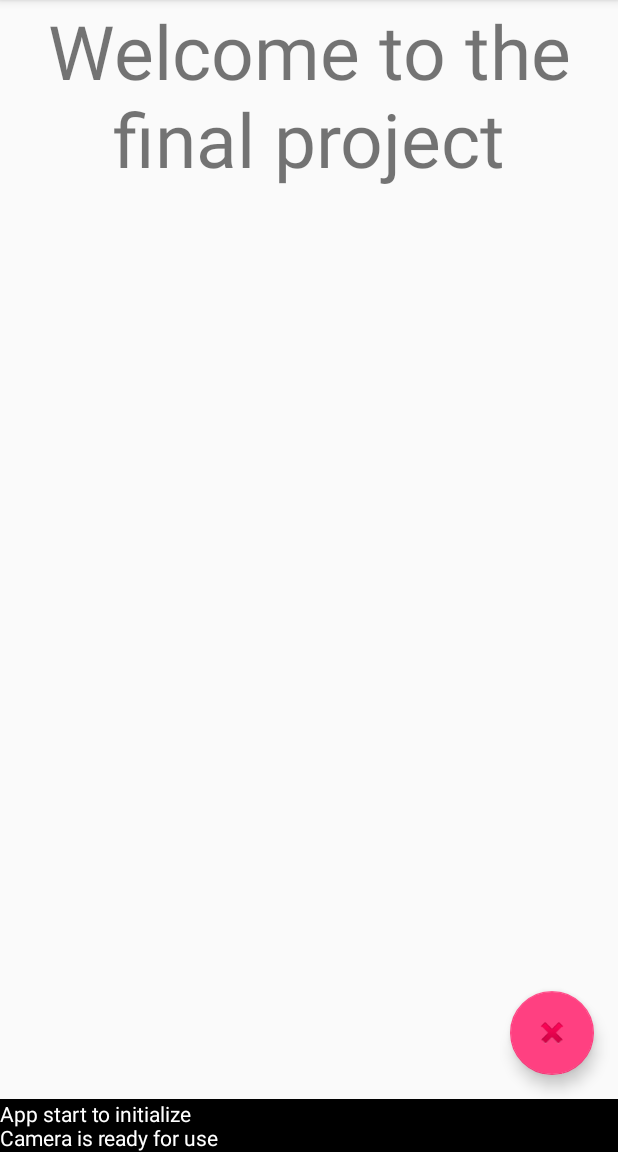
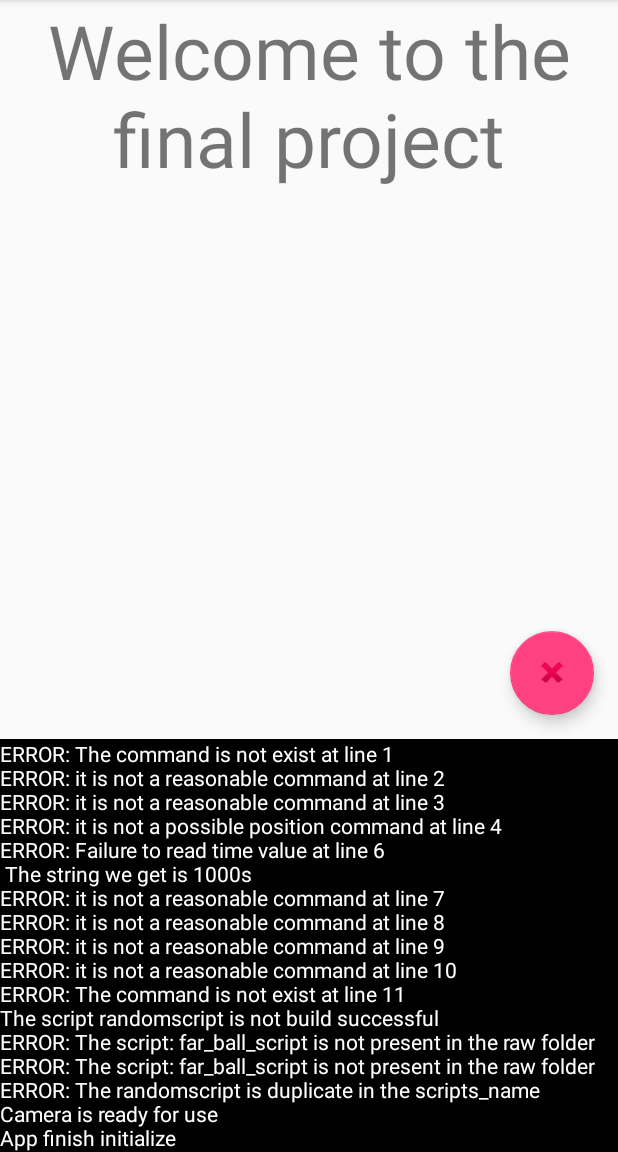
Before and after one commit to monkeycade/ME435_final_project, an Android app: the screen it shows after launch (MainActivity), on a phone screen of 412 x 824 dp, the part 84-1236 px from its top. Run offline under Robolectric (Android 15) with nearby library versions, the phone set to English and light mode, and no system bars.

Commit message:
Import the Script class we made before for Lab 5 and edit the initializer.

```diff
--- a/Android/Main app/app/src/main/java/edu/rose_hulman/jins/final_project_main/MainActivity.java
+++ b/Android/Main app/app/src/main/java/edu/rose_hulman/jins/final_project_main/MainActivity.java
@@ -29,7 +29,6 @@ public class MainActivity extends FSM_System {
         setSupportActionBar(toolbar);
 
         //Setup the reset button
-        system_print("App start to initialize");
         FloatingActionButton e_stop = findViewById(R.id.e_stop);
         e_stop.setOnClickListener(new View.OnClickListener() {
             @Override
@@ -48,6 +47,7 @@ public class MainActivity extends FSM_System {
             };
             ActivityCompat.requestPermissions(this, CAMERA_PERMISSONS, 0);
         }
+        system_print("App finish initialize");
     }
 
 
--- a/Android/Main app/app/src/main/java/edu/rose_hulman/jins/final_project_main/MainCommandBin.java
+++ b/Android/Main app/app/src/main/java/edu/rose_hulman/jins/final_project_main/MainCommandBin.java
@@ -1,21 +1,24 @@
 package edu.rose_hulman.jins.final_project_main;
 
 import android.os.Bundle;
+import android.os.Handler;
 import android.view.Menu;
 import android.view.MenuItem;
 import android.widget.TextView;
 import android.widget.ViewFlipper;
 
+import edu.rose_hulman.jins.script_runing.ScriptRunHandler;
 import edu.rose_hulman.me435Library.RobotActivity;
 
 public class MainCommandBin extends RobotActivity {
 
-    final static int NUMBER_OF_DEBUGGER_LINE = 3;
+    final static int NUMBER_OF_DEBUGGER_LINE = 20;
 
 
     TextView mOutput;
 
     ViewFlipper mViewControl;
+    Handler mHandler;
     @Override
     protected void onCreate(Bundle savedInstanceState) {
         super.onCreate(savedInstanceState);
@@ -28,6 +31,9 @@ public class MainCommandBin extends RobotActivity {
 
         //Set up the View Flipper
         mViewControl = findViewById(R.id.view_controller);
+
+        //Set up handler for delay process;
+        mHandler = new Handler();
     }
 
     public void system_print(String text) {
@@ -44,6 +50,10 @@ public class MainCommandBin extends RobotActivity {
         }
         output.append(text);
         mOutput.setText(output.toString());
+    }
+
+    public void sendPostDelayCommand(String Command, long time){
+        mCommandHandler.postDelayed(new ScriptRunHandler(Command,this), time);
     }
 
     @Override
--- /dev/null
+++ b/Android/Main app/app/src/main/java/edu/rose_hulman/jins/script_runing/CSVReading.java
@@ -0,0 +1,39 @@
+package edu.rose_hulman.jins.script_runing;
+
+import java.io.BufferedReader;
+import java.io.IOException;
+import java.io.InputStream;
+import java.io.InputStreamReader;
+import java.util.ArrayList;
+
+public class CSVReading {
+    InputStream inputStream;
+
+    public CSVReading(InputStream inputStream){
+        this.inputStream = inputStream;
+    }
+
+    public ArrayList<String[]> read(){
+        ArrayList<String[]> resultList = new ArrayList();
+        BufferedReader reader = new BufferedReader(new InputStreamReader(inputStream));
+        try {
+            String csvLine;
+            while ((csvLine = reader.readLine()) != null) {
+                String[] row = csvLine.split(",");
+                resultList.add(row);
+            }
+        }
+        catch (IOException ex) {
+            throw new RuntimeException("Error in reading CSV file: "+ex);
+        }
+        finally {
+            try {
+                inputStream.close();
+            }
+            catch (IOException e) {
+                throw new RuntimeException("Error while closing input stream: "+e);
+            }
+        }
+        return resultList;
+    }
+}
--- /dev/null
+++ b/Android/Main app/app/src/main/java/edu/rose_hulman/jins/script_runing/PositionDirectory.java
@@ -0,0 +1,34 @@
+package edu.rose_hulman.jins.script_runing;
+
+
+import java.io.InputStream;
+import java.util.ArrayList;
+import java.util.HashMap;
+
+public class PositionDirectory {
+
+    private HashMap<String, String> directory;
+
+    public PositionDirectory(InputStream myStream){
+        CSVReading reader = new CSVReading(myStream);
+        ArrayList<String[]> rawData = reader.read();
+        directory = new HashMap<>();
+        for(String[] row : rawData){
+            StringBuilder special = new StringBuilder();
+            special.append("POSITION");
+            for(int i=1; i<row.length; i++){
+                special.append(" ");
+                special.append(row[i]);
+            }
+            directory.put(row[0],special.toString());
+        }
+    }
+
+    public boolean isCommand(String command){
+        return directory.containsKey(command);
+    }
+
+    public String translate(String command){
+        return directory.get(command);
+    }
+}
--- /dev/null
+++ b/Android/Main app/app/src/main/java/edu/rose_hulman/jins/script_runing/Script.java
@@ -0,0 +1,82 @@
+package edu.rose_hulman.jins.script_runing;
+
+import java.io.InputStream;
+import java.util.ArrayList;
+
+import edu.rose_hulman.jins.final_project_main.MainCommandBin;
+
+public class Script {
+
+    private PositionDirectory mDirectory;
+    private MainCommandBin msystem;
+    private String[] mCommands;
+    private int[] mDelays;
+    private int state;
+    boolean isBuildSuccess;
+
+    public Script(InputStream inStream, MainCommandBin inActivity, PositionDirectory inDirectory) {
+        mDirectory = inDirectory;
+        msystem = inActivity;
+        CSVReading reader = new CSVReading(inStream);
+        ArrayList<String[]> temp = reader.read();
+        mCommands = new String[temp.size()];
+        mDelays = new int[temp.size()];
+
+        isBuildSuccess =  true;
+        for (int c = 0; c < temp.size(); c++) {
+            String command = temp.get(c)[0];
+            StringBuilder tem = new StringBuilder();
+            if (isValidCommand(command,tem)) {
+                mCommands[c] = command;
+                String valueString = temp.get(c)[1];
+                int basic = 10000;
+                try {
+                    basic = Integer.parseInt(valueString);
+                } catch (NumberFormatException e) {
+                    msystem.system_print("ERROR: Failure to read time value at line " + (c + 1) + "\n The string we get is " + valueString);
+                } catch (NullPointerException e) {
+                    msystem.system_print("ERROR: There is no time value at line " + (c + 1));
+                }
+                mDelays[c] = basic;
+            }else{
+                isBuildSuccess = false;
+                msystem.system_print(tem.toString() + "at line " + (c + 1));
+            }
+        }
+    }
+
+    private boolean isValidCommand(String mCommand,StringBuilder tem) {
+        String[] commands = seperateCommand(mCommand);
+        String identify = commands[0];
+        String detail = commands[1];
+        if (identify == null){
+            tem.append("ERROR: The command is not exist ");
+            return false;
+        }
+        if (identify.equalsIgnoreCase("position")){
+            tem.append("ERROR: it is not a possible position command ");
+            return mDirectory.isCommand(detail);
+        }else {
+
+            tem.append("ERROR: it is not a reasonable command ");
+            return false;
+        }
+
+    }
+
+    private String[] seperateCommand(String commandLine) {
+        String[] output = new String[2];
+        String[] input = commandLine.split(" ");
+        if (input.length > 1) {
+            output[0] = input[0];
+            StringBuilder temp = new StringBuilder();
+            for (int i = 1; i < input.length; i++){
+                temp.append(input[i]);
+                temp.append(" ");
+            }
+            output[1] = temp.substring(0,temp.length() - 1).toString();
+        }
+        return output;
+    }
+
+}
--- /dev/null
+++ b/Android/Main app/app/src/main/java/edu/rose_hulman/jins/script_runing/ScriptRunHandler.java
@@ -0,0 +1,20 @@
+package edu.rose_hulman.jins.script_runing;
+
+import edu.rose_hulman.jins.final_project_main.MainCommandBin;
+
+
+public class ScriptRunHandler implements Runnable{
+
+    String ms;
+    MainCommandBin msystem;
+
+    public ScriptRunHandler(String s, MainCommandBin system){
+        ms = s;
+        msystem = system;
+    }
+
+    @Override
+    public void run() {
+        msystem.sendCommand(ms);
+    }
+}
--- a/Android/Main app/app/src/main/java/edu/rose_hulman/jins/script_runing/Scripts.java
+++ b/Android/Main app/app/src/main/java/edu/rose_hulman/jins/script_runing/Scripts.java
@@ -1,108 +1,47 @@
 package edu.rose_hulman.jins.script_runing;
 
-import android.os.Handler;
-import android.widget.Toast;
+import java.util.ArrayList;
+import java.util.HashMap;
 
-import edu.rose_hulman.jins.fsm_main.FSM_System;
-import edu.rose_hulman.me435Library.NavUtils;
-import edu.rose_hulman.me435Library.RobotActivity;
+import edu.rose_hulman.jins.final_project_main.MainCommandBin;
+import edu.rose_hulman.jins.final_project_main.R;
 
 public class Scripts {
+    MainCommandBin msystem;
 
-  private Handler mCommandHandler = new Handler();
+    HashMap<String,Script> mscripts;
 
-  private FSM_System mActivity;
-
-  private int ARM_REMOVAL_TIME = 3000;
-
-  public Scripts(FSM_System activity) {
-    mActivity = activity;
-  }
-
-  public void testStraightScript() {
-    mActivity.sendWheelSpeed(mActivity.mLeftStraightPwmValue, mActivity.mRightStraightPwmValue);
-    Toast.makeText(mActivity, "Begin driving", Toast.LENGTH_SHORT).show();
-
-    mCommandHandler.postDelayed(new Runnable() {
-      @Override
-      public void run() {
-        mActivity.sendWheelSpeed(0,0);
-        Toast.makeText(mActivity, "Stop driving", Toast.LENGTH_SHORT).show();
-      }
-    }, 8000);
-  }
-
-  public void nearBallScript() {
-    double distanceToNearBall = NavUtils.getDistance(15, 0, 90, 50);
-    long driveTimeMs = (long) (distanceToNearBall / RobotActivity.DEFAULT_SPEED_FT_PER_SEC * 1000);
-
-    // For testing this has been made shorter!
-    driveTimeMs = 3000;
-
-    mActivity.sendWheelSpeed(mActivity.mLeftStraightPwmValue, mActivity.mRightStraightPwmValue);
-    mCommandHandler.postDelayed(new Runnable() {
-      @Override
-      public void run() {
-        mActivity.sendWheelSpeed(0,0);
-        removeBallAtLocation(mActivity.mNearBallLocation);
-      }
-    }, driveTimeMs);
-
-    mCommandHandler.postDelayed(new Runnable() {
-      @Override
-      public void run() {
-        if (mActivity.mState == FSM_System.State.NEAR_BALL_SCRIPT) {
-          mActivity.setState(FSM_System.State.DRIVE_TOWARDS_FAR_BALL);
-        }
-      }
-    }, driveTimeMs + ARM_REMOVAL_TIME);
+    public Scripts(MainCommandBin s){
+        msystem = s;
+        msystem.sendPostDelayCommand("ATTACH 111111", 500);
 
 
-  }
+        mscripts = new HashMap<>();
 
-  public void farBallScript() {
-    mActivity.sendWheelSpeed(0, 0);
-    removeBallAtLocation(mActivity.mFarBallLocation);
+        PositionDirectory tempD = new PositionDirectory(msystem.getResources().openRawResource(R.raw.positiondirect));
+        ArrayList<String[]> scripts_name = new CSVReading(msystem.getResources().openRawResource(R.raw.scripts_name)).read();
 
-    mCommandHandler.postDelayed(new Runnable() {
-      @Override
-      public void run() {
-        mActivity.sendWheelSpeed(0,0);
-
-        if (mActivity.mWhiteBallLocation != 0) {
-          removeBallAtLocation(mActivity.mWhiteBallLocation);
-        }
-        if (mActivity.mState == FSM_System.State.FAR_BALL_SCRIPT) {
-          mActivity.setState(FSM_System.State.DRIVE_TOWARDS_HOME);
+        for(int i = 0; i < scripts_name.size(); i++){
+            String scriptName = scripts_name.get(i)[0];
+            int id = msystem.getResources().getIdentifier(scriptName,"raw",msystem.getPackageName());
+            //Check if the file present
+            if(id == 0){
+                msystem.system_print("ERROR: The script: " + scriptName + " is not present in the raw folder");
+            }else {
+                //Check for duplication
+                if (mscripts.containsKey(scriptName)) {
+                    msystem.system_print("ERROR: The " + scriptName + " is duplicate in the scripts_name");
+                } else {
+                    Script temp = new Script(msystem.getResources().openRawResource(id),msystem,tempD);
+                    if (!temp.isBuildSuccess){
+                        msystem.system_print("The script " + scriptName + " is not build successful");
+                    }
+                    mscripts.put(scriptName, temp);
+                }
+            }
         }
 
-      }
-    }, ARM_REMOVAL_TIME);
-  }
 
-
-  private void removeBallAtLocation(final int location) {
-    mActivity.sendCommand("ATTACH 111111");
-
-    // TODO: Really remove a ball with your arm!
-    mCommandHandler.postDelayed(new Runnable() {
-      @Override
-      public void run() {
-        mActivity.sendCommand("POSITION 83 90 0 -90 90");
-      }
-    }, 10);
-    mCommandHandler.postDelayed(new Runnable() {
-      @Override
-      public void run() {
-        mActivity.sendCommand("POSITION 90 141 -60 -180 169");
-      }
-    }, 2000);
-    mCommandHandler.postDelayed(new Runnable() {
-      @Override
-      public void run() {
-        mActivity.setLocationToColor(location, FSM_System.BallColor.NONE);
-      }
-    }, ARM_REMOVAL_TIME);
-  }
+    }
 
 }
--- /dev/null
+++ b/Android/Main app/app/src/main/res/raw/scripts_name.csv
@@ -0,0 +1,4 @@
+randomscript
+far_ball_script
+far_ball_script
+randomscript
```
Also changed, not shown: Android/Main app/app/src/main/java/edu/rose_hulman/jins/fsm_main/FSM_System.java (+7 -4 lines), Android/Main app/app/src/main/res/raw/positiondirect.csv (added, +12 -0 lines), Android/Main app/app/src/main/res/raw/randomscript.csv (added, +11 -0 lines).
